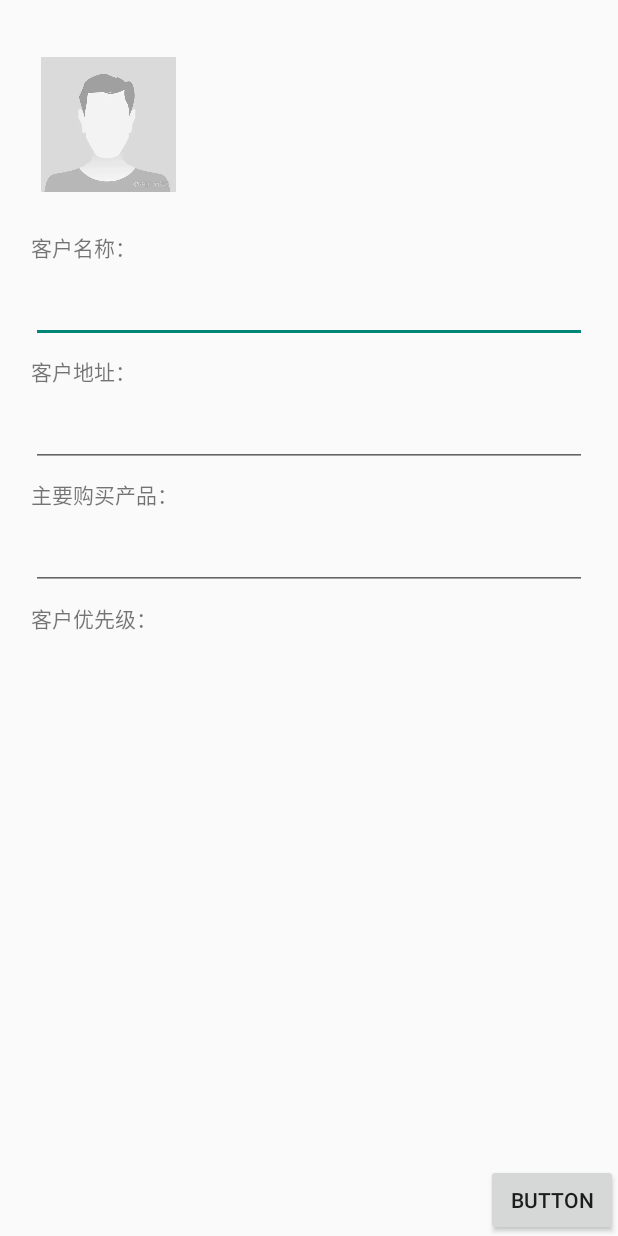
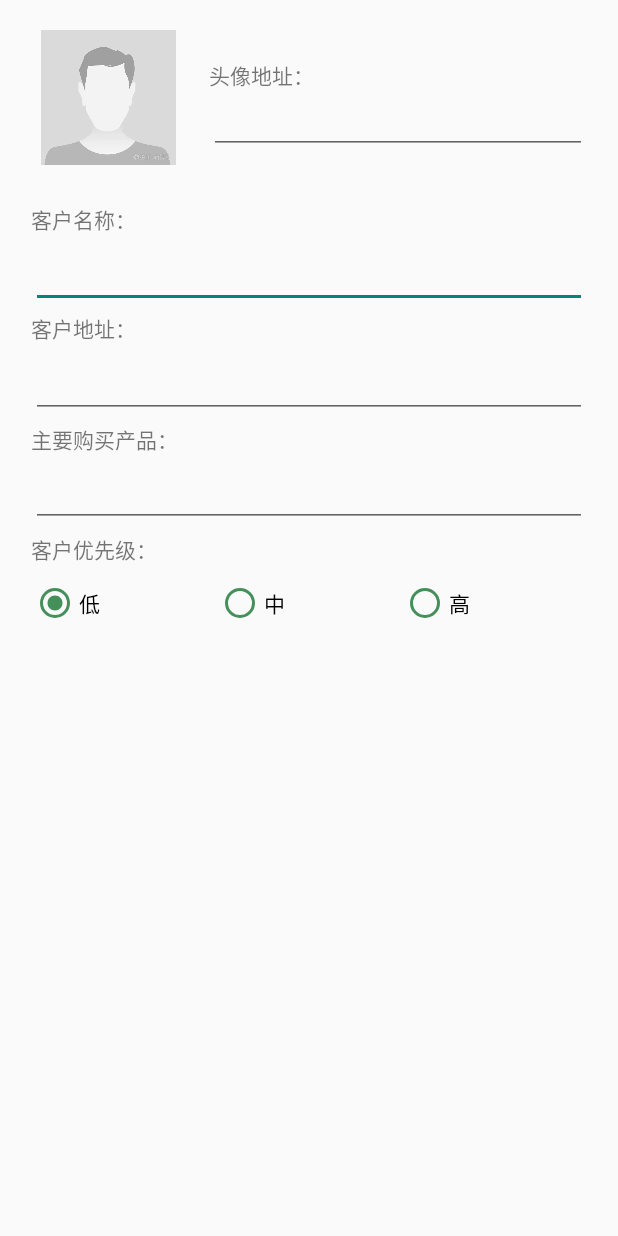
Before and after one commit to DuranceX/TobaccoWMS, an Android app: the layout dialog_add_customer.xml on its own in the app's theme, with its tools: preview values and no code run, on a phone screen of 412 x 824 dp. Run offline under Robolectric (Android 15) with nearby library versions, the light colour scheme and no system bars; plain views replace RImageView.

Commit message:
完成了客户信息添加对话框的布局设置，点击Item时自动填充数据，将Manifest文件中的软键盘模式改成adjustPan，避免遮挡画面，并且不压缩页面效果

```diff
--- a/app/src/main/AndroidManifest.xml
+++ b/app/src/main/AndroidManifest.xml
@@ -11,7 +11,7 @@
         android:theme="@style/Theme.WMS">
         <activity
             android:name=".MainActivity"
-            android:windowSoftInputMode="adjustNothing"
+            android:windowSoftInputMode="adjustPan"
             android:exported="true">
             <intent-filter>
                 <action android:name="android.intent.action.MAIN" />
--- a/app/src/main/res/layout/dialog_add_customer.xml
+++ b/app/src/main/res/layout/dialog_add_customer.xml
@@ -3,10 +3,10 @@
     xmlns:app="http://schemas.android.com/apk/res-auto"
     xmlns:tools="http://schemas.android.com/tools"
     android:layout_width="match_parent"
-    android:layout_height="match_parent">
+    android:layout_height="wrap_content">
 
     <TextView
-        android:id="@+id/textView4"
+        android:id="@+id/textViewNameLabel"
         android:layout_width="wrap_content"
         android:layout_height="wrap_content"
         android:text="客户名称："
@@ -14,79 +14,103 @@
         app:layout_constraintStart_toStartOf="@+id/guideline22"
         app:layout_constraintTop_toTopOf="@+id/guideline17" />
 
+    <TextView
+        android:id="@+id/textView10"
+        android:layout_width="wrap_content"
+        android:layout_height="wrap_content"
+        android:layout_marginStart="16dp"
+        android:text="头像地址："
+        app:layout_constraintBottom_toTopOf="@+id/guideline29"
+        app:layout_constraintStart_toStartOf="@+id/guideline23"
+        app:layout_constraintTop_toTopOf="@+id/guideline29" />
+
     <EditText
         android:id="@+id/editTextName"
         android:layout_width="0dp"
         android:layout_height="wrap_content"
         android:ems="10"
-        android:inputType="textPersonName"
+        android:inputType="textPersonName|text"
+        android:selectAllOnFocus="false"
         app:layout_constraintBottom_toTopOf="@+id/guideline18"
         app:layout_constraintEnd_toStartOf="@+id/guideline31"
         app:layout_constraintStart_toStartOf="@+id/guideline22"
         app:layout_constraintTop_toTopOf="@+id/guideline18" />
+
+    <EditText
+        android:id="@+id/editTextAvatar"
+        android:layout_width="0dp"
+        android:layout_height="wrap_content"
+        android:layout_marginStart="16dp"
+        android:ems="10"
+        android:inputType="textUri|text"
+        android:selectAllOnFocus="false"
+        app:layout_constraintBottom_toTopOf="@+id/guideline30"
+        app:layout_constraintEnd_toStartOf="@+id/guideline31"
+        app:layout_constraintStart_toStartOf="@+id/guideline23"
+        app:layout_constraintTop_toTopOf="@+id/guideline30" />
 
     <androidx.constraintlayout.widget.Guideline
         android:id="@+id/guideline15"
         android:layout_width="wrap_content"
         android:layout_height="wrap_content"
         android:orientation="horizontal"
-        app:layout_constraintGuide_percent="0.1" />
+        app:layout_constraintGuide_begin="65dp" />
 
     <androidx.constraintlayout.widget.Guideline
         android:id="@+id/guideline17"
         android:layout_width="wrap_content"
         android:layout_height="wrap_content"
         android:orientation="horizontal"
-        app:layout_constraintGuide_percent="0.2" />
+        app:layout_constraintGuide_begin="146dp" />
 
     <androidx.constraintlayout.widget.Guideline
         android:id="@+id/guideline18"
         android:layout_width="wrap_content"
         android:layout_height="wrap_content"
         android:orientation="horizontal"
-        app:layout_constraintGuide_percent="0.25" />
+        app:layout_constraintGuide_begin="183dp" />
 
     <androidx.constraintlayout.widget.Guideline
         android:id="@+id/guideline21"
         android:layout_width="wrap_content"
         android:layout_height="wrap_content"
         android:orientation="horizontal"
-        app:layout_constraintGuide_percent="0.3" />
+        app:layout_constraintGuide_begin="219dp" />
 
     <androidx.constraintlayout.widget.Guideline
         android:id="@+id/guideline24"
         android:layout_width="wrap_content"
         android:layout_height="wrap_content"
         android:orientation="horizontal"
-        app:layout_constraintGuide_percent="0.35" />
+        app:layout_constraintGuide_begin="256dp" />
 
     <androidx.constraintlayout.widget.Guideline
         android:id="@+id/guideline25"
         android:layout_width="wrap_content"
         android:layout_height="wrap_content"
         android:orientation="horizontal"
-        app:layout_constraintGuide_percent="0.4" />
+        app:layout_constraintGuide_begin="293dp" />
 
     <androidx.constraintlayout.widget.Guideline
         android:id="@+id/guideline26"
         android:layout_width="wrap_content"
         android:layout_height="wrap_content"
         android:orientation="horizontal"
-        app:layout_constraintGuide_percent="0.45" />
+        app:layout_constraintGuide_begin="329dp" />
 
     <androidx.constraintlayout.widget.Guideline
         android:id="@+id/guideline27"
         android:layout_width="wrap_content"
         android:layout_height="wrap_content"
         android:orientation="horizontal"
-        app:layout_constraintGuide_percent="0.5" />
+        app:layout_constraintGuide_begin="366dp" />
 
     <androidx.constraintlayout.widget.Guideline
         android:id="@+id/guideline28"
         android:layout_width="wrap_content"
         android:layout_height="wrap_content"
         android:orientation="horizontal"
-        app:layout_constraintGuide_percent="0.55" />
+        app:layout_constraintGuide_begin="402dp" />
 
     <com.ruffian.library.widget.RImageView
         android:id="@+id/imageView4"
@@ -125,17 +149,17 @@
         android:layout_width="wrap_content"
         android:layout_height="wrap_content"
         android:orientation="horizontal"
-        app:layout_constraintGuide_percent="0.08" />
+        app:layout_constraintGuide_begin="50dp" />
 
     <androidx.constraintlayout.widget.Guideline
         android:id="@+id/guideline30"
         android:layout_width="wrap_content"
         android:layout_height="wrap_content"
         android:orientation="horizontal"
-        app:layout_constraintGuide_percent="0.13" />
+        app:layout_constraintGuide_begin="80dp" />
 
     <TextView
-        android:id="@+id/textView"
+        android:id="@+id/textViewAddressLabel"
         android:layout_width="wrap_content"
         android:layout_height="wrap_content"
         android:text="客户地址："
@@ -149,13 +173,14 @@
         android:layout_height="wrap_content"
         android:ems="10"
         android:inputType="textPersonName"
+        android:textColorLink="@color/green_light"
         app:layout_constraintBottom_toTopOf="@+id/guideline24"
         app:layout_constraintEnd_toStartOf="@+id/guideline31"
         app:layout_constraintStart_toStartOf="@+id/guideline22"
         app:layout_constraintTop_toTopOf="@+id/guideline24" />
 
     <TextView
-        android:id="@+id/textView7"
+        android:id="@+id/textViewMainLabel"
         android:layout_width="wrap_content"
         android:layout_height="wrap_content"
         android:text="主要购买产品："
@@ -164,9 +189,10 @@
         app:layout_constraintTop_toTopOf="@+id/guideline25" />
 
     <EditText
-        android:id="@+id/editTextAddress2"
+        android:id="@+id/editTextMain"
         android:layout_width="0dp"
         android:layout_height="wrap_content"
+        android:editable="false"
         android:ems="10"
         android:inputType="textPersonName"
         app:layout_constraintBottom_toTopOf="@+id/guideline26"
@@ -175,7 +201,7 @@
         app:layout_constraintTop_toTopOf="@+id/guideline26" />
 
     <TextView
-        android:id="@+id/textView8"
+        android:id="@+id/textViewPriorityLabel"
         android:layout_width="wrap_content"
         android:layout_height="wrap_content"
         android:text="客户优先级："
@@ -183,12 +209,41 @@
         app:layout_constraintStart_toStartOf="@+id/guideline22"
         app:layout_constraintTop_toTopOf="@+id/guideline27" />
 
-    <Button
-        android:id="@+id/button"
-        android:layout_width="wrap_content"
-        android:layout_height="wrap_content"
-        android:text="Button"
-        app:layout_constraintBottom_toBottomOf="parent"
-        app:layout_constraintEnd_toEndOf="parent" />
+    <RadioGroup
+        android:id="@+id/radioPriorityGroup"
+        android:layout_width="0dp"
+        android:layout_height="48dp"
+        android:orientation="horizontal"
+        app:layout_constraintBottom_toTopOf="@+id/guideline28"
+        app:layout_constraintEnd_toStartOf="@+id/guideline31"
+        app:layout_constraintStart_toStartOf="@+id/guideline22"
+        app:layout_constraintTop_toTopOf="@+id/guideline28">
+
+        <RadioButton
+            android:id="@+id/radioButtonLow"
+            android:layout_width="wrap_content"
+            android:layout_height="match_parent"
+            android:layout_weight="0.33"
+            android:buttonTint="@color/green"
+            android:checked="true"
+            android:fontFamily="@font/pingfang"
+            android:text="低" />
+
+        <RadioButton
+            android:id="@+id/radioButtonMid"
+            android:layout_width="wrap_content"
+            android:layout_height="match_parent"
+            android:layout_weight="0.33"
+            android:buttonTint="@color/green"
+            android:text="中" />
+
+        <RadioButton
+            android:id="@+id/radioButtonHigh"
+            android:layout_width="wrap_content"
+            android:layout_height="match_parent"
+            android:layout_weight="0.33"
+            android:buttonTint="@color/green"
+            android:text="高" />
+    </RadioGroup>
 
 </androidx.constraintlayout.widget.ConstraintLayout>
--- a/app/src/main/res/values/colors.xml
+++ b/app/src/main/res/values/colors.xml
@@ -11,6 +11,7 @@
     <color name="black_light">#FF212325</color>
     <color name="black_title">#FF1e2732</color>
     <color name="green">#FF458f5a</color>
+    <color name="green_light">#FF00d38c</color>
     <color name="green_trans">#E2F8E7</color>
     <color name="blue">#FF0080f6</color>
     <color name="blue_light">#FF00b2eb</color>
--- a/app/src/main/res/values/themes.xml
+++ b/app/src/main/res/values/themes.xml
@@ -6,7 +6,7 @@
 
         <item name="colorOnPrimary">@color/white</item>
         <!-- Secondary brand color. -->
-        <item name="colorSecondary">@color/green</item>
+        <item name="colorSecondary">@color/green_light</item>
         <item name="colorSecondaryVariant">@color/green_trans</item>
         <item name="colorOnSecondary">@color/black</item>
         <!-- Status bar color. -->
```
Also changed, not shown: app/src/main/java/com/cardy/design/entity/CustomerTest.java (+11 -0 lines), app/src/main/java/com/cardy/design/fragment/CustomerFragment.java (+32 -5 lines), app/src/main/res/layout/fragment_inventory.xml (+22 -5 lines), app/src/main/res/values/styles.xml (added, +7 -0 lines).
